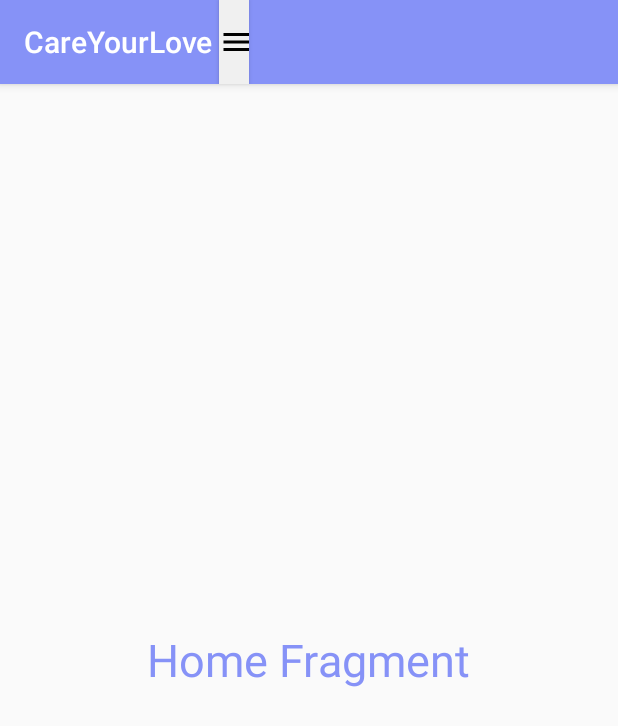
After one commit to ductrannb/care-your-love, an Android app: the HomeFragment screen opened directly, with no data from a screen before it, on a phone screen of 412 x 824 dp. The commit adds this screen. Shown: the top 726 px of the screen. Run offline under Robolectric (Android 15) with nearby library versions, the phone set to English and light mode, and no system bars.

Commit message:
make nav drawer

```diff
--- a/app/src/main/AndroidManifest.xml
+++ b/app/src/main/AndroidManifest.xml
@@ -14,7 +14,9 @@
         tools:targetApi="31">
         <activity
             android:name=".MainActivity"
+            android:theme="@style/Theme.AppCompat.Light.NoActionBar"
             android:exported="true">
+
         </activity>
 
         <activity
--- /dev/null
+++ b/app/src/main/java/com/example/careyourlove/HomeFragment.java
@@ -0,0 +1,18 @@
+package com.example.careyourlove;
+
+import android.os.Bundle;
+
+import androidx.fragment.app.Fragment;
+
+import android.view.LayoutInflater;
+import android.view.View;
+import android.view.ViewGroup;
+
+public class HomeFragment extends Fragment {
+    @Override
+    public View onCreateView(LayoutInflater inflater, ViewGroup container,
+                             Bundle savedInstanceState) {
+        // Inflate the layout for this fragment
+        return inflater.inflate(R.layout.fragment_home, container, false);
+    }
+}
--- a/app/src/main/java/com/example/careyourlove/MainActivity.java
+++ b/app/src/main/java/com/example/careyourlove/MainActivity.java
@@ -1,14 +1,59 @@
 package com.example.careyourlove;
 
+import androidx.annotation.NonNull;
+import androidx.appcompat.app.ActionBarDrawerToggle;
 import androidx.appcompat.app.AppCompatActivity;
+import androidx.appcompat.widget.Toolbar;
+import androidx.core.view.GravityCompat;
+import androidx.drawerlayout.widget.DrawerLayout;
 
 import android.os.Bundle;
+import android.view.MenuItem;
 
-public class MainActivity extends AppCompatActivity {
+import com.google.android.material.navigation.NavigationView;
+
+public class MainActivity extends AppCompatActivity implements NavigationView.OnNavigationItemSelectedListener {
+    private DrawerLayout drawerLayout;
 
     @Override
     protected void onCreate(Bundle savedInstanceState) {
         super.onCreate(savedInstanceState);
         setContentView(R.layout.activity_main);
+
+        Toolbar toolbar = findViewById(R.id.toolbar);
+        setSupportActionBar(toolbar);
+
+        drawerLayout = findViewById(R.id.drawer_layout);
+        NavigationView navigationView = findViewById(R.id.nav_view);
+        navigationView.setNavigationItemSelectedListener(this);
+        ActionBarDrawerToggle toggle = new ActionBarDrawerToggle(this, drawerLayout, findViewById(R.id.toolbar), R.string.open_nav, R.string.close_nav);
+        drawerLayout.addDrawerListener(toggle);
+        if (savedInstanceState == null) {
+            getSupportFragmentManager().beginTransaction().replace(R.id.fragment_container, new HomeFragment()).commit();
+            navigationView.setCheckedItem(R.id.nav_item_home);
+        }
+    }
+
+    @Override
+    public boolean onNavigationItemSelected(@NonNull MenuItem item) {
+        int itemId = item.getItemId();
+        if(itemId == R.id.nav_item_home) {
+            getSupportFragmentManager().beginTransaction().replace(R.id.fragment_container, new HomeFragment()).commit();
+        } else if(itemId == R.id.nav_item_history) {
+            getSupportFragmentManager().beginTransaction().replace(R.id.fragment_container, new HistoryFragment()).commit();
+        } else if(itemId == R.id.nav_item_report) {
+            getSupportFragmentManager().beginTransaction().replace(R.id.fragment_container, new ReportFragment()).commit();
+        }
+        drawerLayout.closeDrawer(GravityCompat.START);
+        return true;
+    }
+
+    @Override
+    public void onBackPressed() {
+        if (drawerLayout.isDrawerOpen(GravityCompat.START)) {
+            drawerLayout.closeDrawer(GravityCompat.START);
+        } else {
+            super.onBackPressed();
+        }
     }
 }
--- /dev/null
+++ b/app/src/main/res/drawable/menu_icon.xml
@@ -0,0 +1,5 @@
+<vector android:height="24dp" android:tint="#000000"
+    android:viewportHeight="24" android:viewportWidth="24"
+    android:width="24dp" xmlns:android="http://schemas.android.com/apk/res/android">
+    <path android:fillColor="@android:color/white" android:pathData="M3,18h18v-2L3,16v2zM3,13h18v-2L3,11v2zM3,6v2h18L21,6L3,6z"/>
+</vector>
--- /dev/null
+++ b/app/src/main/res/drawable/nav_item_history.xml
@@ -0,0 +1,5 @@
+<vector android:height="24dp" android:tint="#000000"
+    android:viewportHeight="24" android:viewportWidth="24"
+    android:width="24dp" xmlns:android="http://schemas.android.com/apk/res/android">
+    <path android:fillColor="@android:color/white" android:pathData="M13,3c-4.97,0 -9,4.03 -9,9L1,12l3.89,3.89 0.07,0.14L9,12L6,12c0,-3.87 3.13,-7 7,-7s7,3.13 7,7 -3.13,7 -7,7c-1.93,0 -3.68,-0.79 -4.94,-2.06l-1.42,1.42C8.27,19.99 10.51,21 13,21c4.97,0 9,-4.03 9,-9s-4.03,-9 -9,-9zM12,8v5l4.28,2.54 0.72,-1.21 -3.5,-2.08L13.5,8L12,8z"/>
+</vector>
--- /dev/null
+++ b/app/src/main/res/drawable/nav_item_home.xml
@@ -0,0 +1,5 @@
+<vector android:height="24dp" android:tint="#000000"
+    android:viewportHeight="24" android:viewportWidth="24"
+    android:width="24dp" xmlns:android="http://schemas.android.com/apk/res/android">
+    <path android:fillColor="@android:color/white" android:pathData="M10,20v-6h4v6h5v-8h3L12,3 2,12h3v8z"/>
+</vector>
--- /dev/null
+++ b/app/src/main/res/drawable/nav_item_report.xml
@@ -0,0 +1,5 @@
+<vector android:autoMirrored="true" android:height="24dp"
+    android:tint="#000000" android:viewportHeight="24"
+    android:viewportWidth="24" android:width="24dp" xmlns:android="http://schemas.android.com/apk/res/android">
+    <path android:fillColor="@android:color/white" android:pathData="M19,3h-4.18C14.4,1.84 13.3,1 12,1c-1.3,0 -2.4,0.84 -2.82,2L5,3c-1.1,0 -2,0.9 -2,2v14c0,1.1 0.9,2 2,2h14c1.1,0 2,-0.9 2,-2L21,5c0,-1.1 -0.9,-2 -2,-2zM12,3c0.55,0 1,0.45 1,1s-0.45,1 -1,1 -1,-0.45 -1,-1 0.45,-1 1,-1zM14,17L7,17v-2h7v2zM17,13L7,13v-2h10v2zM17,9L7,9L7,7h10v2z"/>
+</vector>
--- a/app/src/main/res/layout/activity_main.xml
+++ b/app/src/main/res/layout/activity_main.xml
@@ -1,20 +1,52 @@
 <?xml version="1.0" encoding="utf-8"?>
-<androidx.constraintlayout.widget.ConstraintLayout xmlns:android="http://schemas.android.com/apk/res/android"
+<androidx.drawerlayout.widget.DrawerLayout
+    xmlns:android="http://schemas.android.com/apk/res/android"
     xmlns:app="http://schemas.android.com/apk/res-auto"
     xmlns:tools="http://schemas.android.com/tools"
     android:layout_width="match_parent"
     android:layout_height="match_parent"
+    android:id="@+id/drawer_layout"
+    android:fitsSystemWindows="true"
+    tools:openDrawer="start"
     tools:context=".MainActivity">
 
-    <TextView
+    <LinearLayout
+        android:layout_width="match_parent"
+        android:layout_height="match_parent"
+        android:orientation="vertical"
+    >
+        <androidx.appcompat.widget.Toolbar
+            android:layout_width="match_parent"
+            android:layout_height="56dp"
+            android:id="@+id/toolbar"
+            android:elevation="4dp"
+            android:background="@color/lavender"
+            android:theme="@style/ThemeOverlay.AppCompat.Dark.ActionBar"
+            android:popupTheme="@style/Theme.AppCompat.Light"
+        >
+            <Button
+                android:layout_width="30px"
+                android:layout_height="match_parent"
+                android:drawableLeft="@drawable/menu_icon"
+                android:background="#f0f0f0"
+            />
+        </androidx.appcompat.widget.Toolbar>
+
+        <FrameLayout
+            android:layout_width="match_parent"
+            android:layout_height="match_parent"
+            android:id="@+id/fragment_container"
+        />
+    </LinearLayout>
+
+    <com.google.android.material.navigation.NavigationView
         android:layout_width="wrap_content"
-        android:layout_height="wrap_content"
-        android:text="Hello"
-        app:layout_constraintBottom_toBottomOf="parent"
-        app:layout_constraintEnd_toEndOf="parent"
-        app:layout_constraintStart_toStartOf="parent"
-        app:layout_constraintTop_toTopOf="parent"
-        android:textColor="@color/black"
-        android:textSize="30dp"/>
-
-</androidx.constraintlayout.widget.ConstraintLayout>
+        android:layout_height="match_parent"
+        android:id="@+id/nav_view"
+        android:layout_gravity="start"
+        app:headerLayout="@layout/nav_header"
+        app:menu="@menu/nav_menu"
+        app:itemIconTint="@color/lavender"
+        app:itemTextColor="@color/lavender"
+    />
+</androidx.drawerlayout.widget.DrawerLayout>
--- /dev/null
+++ b/app/src/main/res/layout/fragment_home.xml
@@ -0,0 +1,19 @@
+<?xml version="1.0" encoding="utf-8"?>
+<RelativeLayout
+    xmlns:android="http://schemas.android.com/apk/res/android"
+    xmlns:tools="http://schemas.android.com/tools"
+    android:layout_width="match_parent"
+    android:layout_height="match_parent"
+    tools:context=".HomeFragment">
+
+    <!-- TODO: Update blank fragment layout -->
+    <TextView
+        android:layout_width="wrap_content"
+        android:layout_height="wrap_content"
+        android:text="Home Fragment"
+        android:textSize="30sp"
+        android:layout_centerInParent="true"
+        android:textColor="@color/lavender"
+        />
+
+</RelativeLayout>
--- /dev/null
+++ b/app/src/main/res/menu/nav_menu.xml
@@ -0,0 +1,26 @@
+<?xml version="1.0" encoding="utf-8"?>
+<menu
+    xmlns:android="http://schemas.android.com/apk/res/android"
+    xmlns:tools="http://schemas.android.com/tools"
+    tools:showIn = "navigation_view">
+    <group
+        android:checkableBehavior="single">
+
+        <item
+            android:id="@+id/nav_item_home"
+            android:icon="@drawable/nav_item_home"
+            android:title="Trang chủ"
+        />
+        <item
+            android:id="@+id/nav_item_report"
+            android:icon="@drawable/nav_item_report"
+            android:title="Báo cáo"
+        />
+        <item
+            android:id="@+id/nav_item_history"
+            android:icon="@drawable/nav_item_history"
+            android:title="Lịch sử"
+        />
+    </group>
+
+</menu>
--- a/app/src/main/res/values/colors.xml
+++ b/app/src/main/res/values/colors.xml
@@ -1,5 +1,11 @@
 <?xml version="1.0" encoding="utf-8"?>
 <resources>
+    <color name="purple_200">#FFBB86FC</color>
+    <color name="purple_500">#FF6200EE</color>
+    <color name="purple_700">#FF3700B3</color>
+    <color name="teal_200">#FF03DAC5</color>
+    <color name="teal_700">#FF018786</color>
     <color name="black">#FF000000</color>
     <color name="white">#FFFFFFFF</color>
+    <color name="lavender">#8692f7</color>
 </resources>
--- a/app/src/main/res/values/strings.xml
+++ b/app/src/main/res/values/strings.xml
@@ -1,3 +1,7 @@
 <resources>
     <string name="app_name">CareYourLove</string>
+    <string name="open_nav">Open Navigation Drawer</string>
+    <string name="close_nav">Close Navigation Drawer</string>
+    <!-- TODO: Remove or change this placeholder text -->
+    <string name="hello_blank_fragment">Hello blank fragment</string>
 </resources>
```
Also changed, not shown: app/src/main/java/com/example/careyourlove/HistoryFragment.java (added, +18 -0 lines), app/src/main/java/com/example/careyourlove/ReportFragment.java (added, +16 -0 lines), app/src/main/res/anim/slide_in.xml (added, +8 -0 lines), app/src/main/res/anim/slide_out.xml (added, +8 -0 lines), app/src/main/res/layout/fragment_history.xml (added, +19 -0 lines), app/src/main/res/layout/fragment_report.xml (added, +19 -0 lines), app/src/main/res/layout/nav_header.xml (added, +12 -0 lines), app/src/main/res/values/themes.xml (+10 -0 lines).
